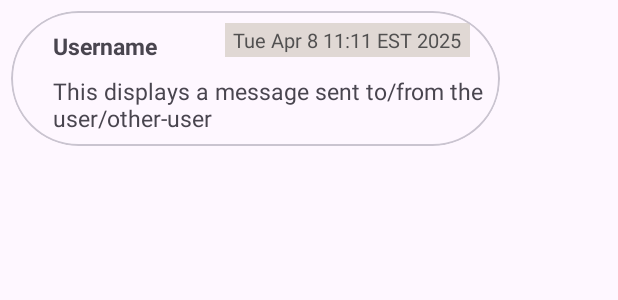
After one commit to shigf1/ClothesShare-main, an Android app: the layout conversations_design.xml on its own in the app's theme, with its tools: preview values and no code run, on a phone screen of 412 x 824 dp. The commit adds this screen. Shown: the top 300 px of the screen. Run offline under Robolectric (Android 15) with nearby library versions, the phone set to English and light mode, and no system bars.

Commit message:
Added message/conversation RecyclerView design and adapter
Added the design for messages with a RecyclerView (conversations_design.xml) and created the adapter (ConversationAdapter) and data class (ConversationItem) to go with it.

```diff
--- a/app/src/main/java/com/example/clothesshare/MessageAdapter.kt
+++ b/app/src/main/java/com/example/clothesshare/MessageAdapter.kt
@@ -36,6 +36,8 @@ class MessageAdapter(private val messages: List<MessageItem>) :
         // set the most_recent_message to the most_recent_message tied to the message
         holder.recentMessage.text = message.most_recent_message
 
+        holder.recentMessageDate.text = message.most_recent_message_date
+
 
         holder.itemView.setOnClickListener {
             onItemClick?.invoke(message)
@@ -50,6 +52,7 @@ class MessageAdapter(private val messages: List<MessageItem>) :
         val profilePicture: ImageView = itemView.findViewById(R.id.profile_picture)
         val username: TextView = itemView.findViewById(R.id.username)
         val recentMessage: TextView = itemView.findViewById(R.id.recent_message)
+        val recentMessageDate: TextView = itemView.findViewById(R.id.recent_message_date)
     }
 
 }
--- /dev/null
+++ b/app/src/main/res/layout/conversations_design.xml
@@ -0,0 +1,62 @@
+<?xml version="1.0" encoding="utf-8"?>
+<com.google.android.material.card.MaterialCardView
+    xmlns:android="http://schemas.android.com/apk/res/android"
+    xmlns:app="http://schemas.android.com/apk/res-auto"
+    xmlns:tools="http://schemas.android.com/tools"
+    android:id="@+id/material_card_view"
+    android:layout_width="wrap_content"
+    android:layout_height="wrap_content"
+    android:layout_margin="7dp"
+    app:cardCornerRadius="75dp">
+
+    <androidx.constraintlayout.widget.ConstraintLayout
+        android:layout_width="match_parent"
+        android:layout_height="wrap_content"
+        android:orientation="horizontal"
+        android:padding="8dp">
+
+        <TextView
+            android:id="@+id/messages_username"
+            android:layout_width="80dp"
+            android:layout_height="20dp"
+            android:layout_marginStart="20dp"
+            android:text="@string/username"
+            android:textSize="15sp"
+            android:textStyle="bold"
+            app:layout_constraintStart_toStartOf="parent"
+            app:layout_constraintBottom_toTopOf="@+id/message"
+            app:layout_constraintEnd_toStartOf="message_date"
+            app:layout_constraintHorizontal_bias="0.0"/>
+
+        <TextView
+            android:id="@+id/message_date"
+            android:layout_width="wrap_content"
+            android:layout_height="wrap_content"
+            android:layout_marginBottom="12dp"
+            android:background="@color/light_grey"
+            android:textColor="@color/darker_grey"
+            android:textSize="13sp"
+            android:paddingStart="5dp"
+            android:paddingEnd="5dp"
+            android:paddingTop="2dp"
+            android:paddingBottom="2dp"
+            app:layout_constraintBottom_toTopOf="@+id/message"
+            app:layout_constraintEnd_toEndOf="parent"
+            app:layout_constraintHorizontal_bias="0.741"
+            app:layout_constraintStart_toEndOf="@+id/messages_username"
+            tools:text="Tue Apr 8 11:11 EST 2025" />
+
+        <TextView
+            android:id="@+id/message"
+            android:layout_width="290dp"
+            android:layout_height="wrap_content"
+            android:layout_marginStart="20dp"
+            android:layout_marginTop="10dp"
+            android:text="This displays a message sent to/from the user/other-user"
+            android:textSize="15sp"
+            app:layout_constraintStart_toStartOf="parent"
+            app:layout_constraintTop_toBottomOf="@+id/messages_username" />
+
+    </androidx.constraintlayout.widget.ConstraintLayout>
+
+</com.google.android.material.card.MaterialCardView>
--- a/app/src/main/res/values/colors.xml
+++ b/app/src/main/res/values/colors.xml
@@ -4,6 +4,6 @@
     <color name="white">#FFFFFFFF</color>
     <color name="primary">#FF0000</color>
     <color name="light_grey">#e0d8d4</color>
-    <color name="darker_grey">#7d7876</color>
+    <color name="darker_grey">#525151</color>
     <color name="grey">#ada7a4</color>
 </resources>
```
Also changed, not shown: app/src/main/java/com/example/clothesshare/ConversationAdapter.kt (added, +64 -0 lines), app/src/main/java/com/example/clothesshare/ConversationItem.kt (added, +7 -0 lines).
